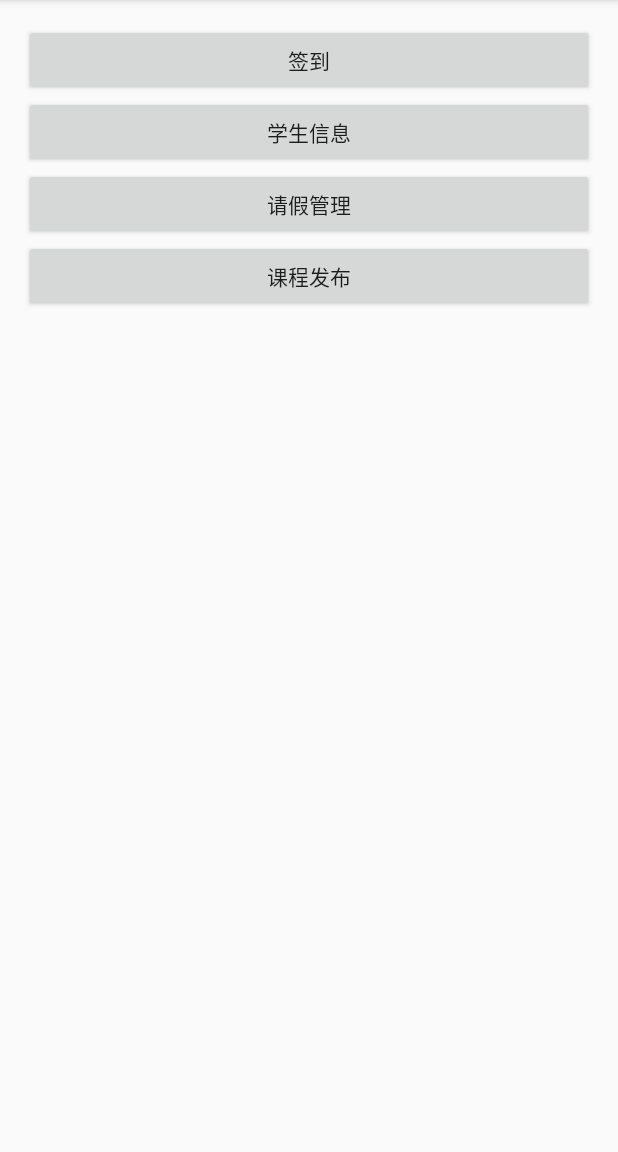
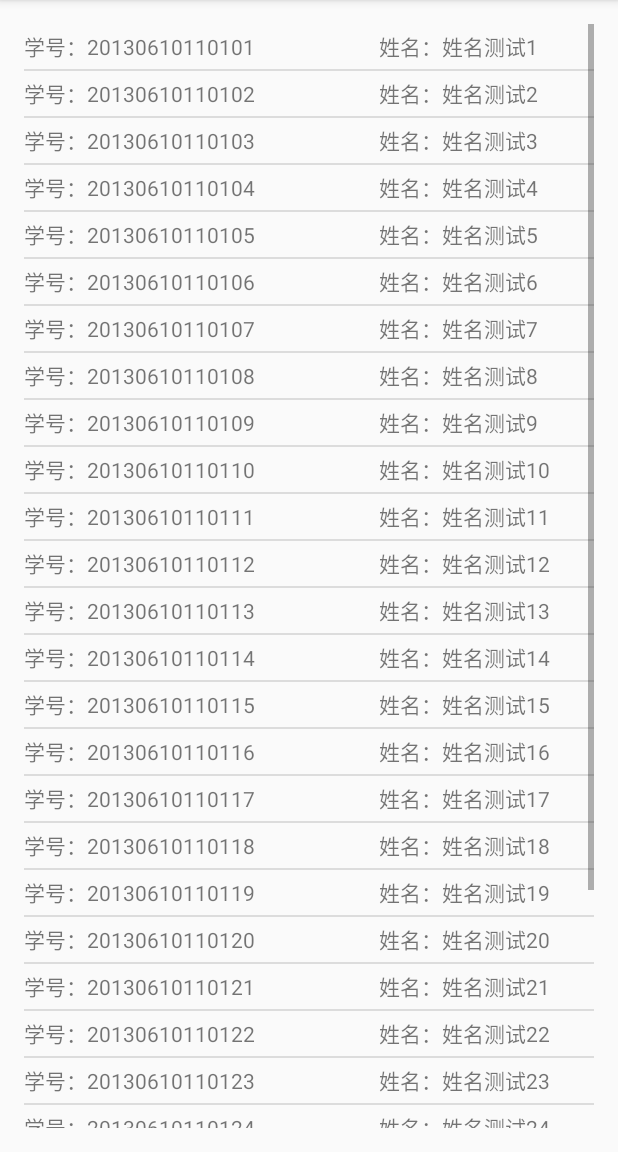
Before and after one commit to licaihui/TeacherDemo, an Android app: the ControlActivity screen opened directly, with no data from a screen before it, after a tap on "学生信息", on a phone screen of 412 x 824 dp, the part 84-1236 px from its top. Run offline under Robolectric (Android 15) with nearby library versions, the phone set to English and light mode, and no system bars.

Commit message:
完成学生信息管理模块，修复一些bug

```diff
--- a/app/src/main/AndroidManifest.xml
+++ b/app/src/main/AndroidManifest.xml
@@ -18,6 +18,10 @@
         <activity android:name=".ControlActivity"></activity>
 
         <activity android:name=".SignActivity"></activity>
+
+        <activity android:name=".ManageStuInfoActivity"></activity>
+
+        <activity android:name=".ManageStuInfoDetail"></activity>
     </application>
 
 </manifest>
--- /dev/null
+++ b/app/src/main/java/com/wnagzihxain/teacherdemo/ClassmanageStuInfo.java
@@ -0,0 +1,45 @@
+package com.wnagzihxain.teacherdemo;
+
+import android.os.Parcelable;
+
+import java.io.Serializable;
+
+/**
+ * Created by wangz on 2016/11/6 0006.
+ */
+
+public class ClassmanageStuInfo implements Serializable{
+    private String StuID;
+    private String StuName;
+    private String PhoneNumber;
+    private String Sex;
+    private int Age;
+
+    public ClassmanageStuInfo(String StuID, String StuName, String PhoneNumber, String Sex, int Age){
+        this.StuID = StuID;
+        this.StuName = StuName;
+        this.PhoneNumber = PhoneNumber;
+        this.Sex = Sex;
+        this.Age = Age;
+    }
+
+    public String getStuID(){
+        return this.StuID;
+    }
+
+    public String getStuName(){
+        return this.StuName;
+    }
+
+    public String getPhoneNumber(){
+        return this.PhoneNumber;
+    }
+
+    public String getSex(){
+        return this.Sex;
+    }
+
+    public int getAge(){
+        return this.Age;
+    }
+}
--- /dev/null
+++ b/app/src/main/java/com/wnagzihxain/teacherdemo/ClassmanageStuInfoAdapter.java
@@ -0,0 +1,34 @@
+package com.wnagzihxain.teacherdemo;
+
+import android.content.Context;
+import android.view.LayoutInflater;
+import android.view.View;
+import android.view.ViewGroup;
+import android.widget.ArrayAdapter;
+import android.widget.TextView;
+
+import java.util.List;
+
+/**
+ * Created by wangz on 2016/11/6 0006.
+ */
+
+public class ClassmanageStuInfoAdapter extends ArrayAdapter<ClassmanageStuInfo> {
+    private int resourceID;
+
+    public ClassmanageStuInfoAdapter(Context context, int textViewResourceID, List<ClassmanageStuInfo> objects) {
+        super(context, textViewResourceID, objects);
+        resourceID = textViewResourceID;
+    }
+
+    @Override
+    public View getView(int position, View convertView, ViewGroup parent) {
+        ClassmanageStuInfo manageStuInfo = getItem(position);
+        View view = LayoutInflater.from(getContext()).inflate(resourceID, null);
+        TextView tv_manage_StuID = (TextView)view.findViewById(R.id.tv_manage_StuID);
+        TextView tv_manage_StuName = (TextView)view.findViewById(R.id.tv_manage_StuName);
+        tv_manage_StuID.setText("学号：" + manageStuInfo.getStuID().toString());
+        tv_manage_StuName.setText("姓名：" + manageStuInfo.getStuName().toString());
+        return view;
+    }
+}
--- a/app/src/main/java/com/wnagzihxain/teacherdemo/ClasssignstuInfo.java
+++ b/app/src/main/java/com/wnagzihxain/teacherdemo/ClasssignstuInfo.java
@@ -15,10 +15,10 @@ public class ClasssignstuInfo {
     }
 
     public String getStuID(){
-        return StuID;
+        return this.StuID;
     }
 
     public String getStuName(){
-        return StuName;
+        return this.StuName;
     }
 }
--- a/app/src/main/java/com/wnagzihxain/teacherdemo/ControlActivity.java
+++ b/app/src/main/java/com/wnagzihxain/teacherdemo/ControlActivity.java
@@ -37,7 +37,8 @@ public class ControlActivity extends AppCompatActivity{
         bt_stuInfo.setOnClickListener(new View.OnClickListener() {
             @Override
             public void onClick(View v) {
-
+                Intent intent = new Intent(ControlActivity.this, ManageStuInfoActivity.class);
+                startActivity(intent);
             }
         });
 
@@ -45,7 +46,8 @@ public class ControlActivity extends AppCompatActivity{
         bt_vacate.setOnClickListener(new View.OnClickListener() {
             @Override
             public void onClick(View v) {
-
+                //Intent intent = new Intent(ControlActivity.this, );
+                //startActivity(intent);
             }
         });
 
@@ -53,7 +55,8 @@ public class ControlActivity extends AppCompatActivity{
         bt_pushClass.setOnClickListener(new View.OnClickListener() {
             @Override
             public void onClick(View v) {
-
+                //Intent intent = new Intent(ControlActivity.this, );
+                //startActivity(intent);
             }
         });
 
--- a/app/src/main/java/com/wnagzihxain/teacherdemo/MainActivity.java
+++ b/app/src/main/java/com/wnagzihxain/teacherdemo/MainActivity.java
@@ -29,7 +29,7 @@ public class MainActivity extends AppCompatActivity {
             public void onClick(View v) {
                 /**Socket Connect to Server**/
                 if(ed_username.getText().toString().trim().equals("") || ed_password.getText().toString().trim().equals("")){
-                    Toast.makeText(MainActivity.this, "用户名或密码不能为空！", Toast.LENGTH_LONG).show();
+                    Toast.makeText(MainActivity.this, "用户名或密码不能为空！", Toast.LENGTH_SHORT).show();
                 }
                 else {
                     Intent intent = new Intent(MainActivity.this, ControlActivity.class);
--- /dev/null
+++ b/app/src/main/java/com/wnagzihxain/teacherdemo/ManageStuInfoActivity.java
@@ -0,0 +1,68 @@
+package com.wnagzihxain.teacherdemo;
+
+import android.content.Intent;
+import android.os.Bundle;
+import android.support.v7.app.AppCompatActivity;
+import android.view.View;
+import android.widget.AdapterView;
+import android.widget.Button;
+import android.widget.ListView;
+import android.widget.Toast;
+
+import java.util.ArrayList;
+import java.util.List;
+
+/**
+ * Created by wangz on 2016/11/6 0006.
+ */
+
+public class ManageStuInfoActivity extends AppCompatActivity {
+
+    List<ClassmanageStuInfo> StuList = new ArrayList<ClassmanageStuInfo>();
+    ListView lv_managestuinfo;
+    public final static String KEY = "ManageStuInfoKEY";
+
+    protected void onCreate(Bundle savedInstanceState) {
+        super.onCreate(savedInstanceState);
+        setContentView(R.layout.activity_managestuinfo);
+
+        lv_managestuinfo = (ListView)findViewById(R.id.lv_managestuinfo);
+        initStuInfo();
+        final ClassmanageStuInfoAdapter adapter = new ClassmanageStuInfoAdapter(ManageStuInfoActivity.this, R.layout.manage_stuinfo_item, StuList);
+        lv_managestuinfo.setAdapter(adapter);
+
+        lv_managestuinfo.setOnItemClickListener(new AdapterView.OnItemClickListener() {
+            @Override
+            public void onItemClick(AdapterView<?> parent, View view, int position, long id) {
+                ClassmanageStuInfo manageStuInfo = (ClassmanageStuInfo)adapter.getItem(position);
+                Toast.makeText(ManageStuInfoActivity.this, manageStuInfo.getStuName().toString(), Toast.LENGTH_SHORT).show();
+                Intent intent = new Intent(ManageStuInfoActivity.this, ManageStuInfoDetail.class);
+                Bundle bundle = new Bundle();
+                bundle.putSerializable(KEY, manageStuInfo);
+                intent.putExtras(bundle);
+                startActivity(intent);
+            }
+        });
+    }
+
+    private void initStuInfo(){
+        ClassmanageStuInfo manageStuInfo;
+        for (int i = 1; i <= 30; i++){
+            if (i < 10){
+                manageStuInfo = new ClassmanageStuInfo("2013061011010" + String.valueOf(i),
+                        "姓名测试" + String.valueOf(i),
+                        "手机号测试" + String.valueOf(i),
+                        "性别测试" + String.valueOf(i),
+                        20);
+            }
+            else {
+                manageStuInfo = new ClassmanageStuInfo("201306101101" + String.valueOf(i),
+                        "姓名测试" + String.valueOf(i),
+                        "手机号测试" + String.valueOf(i),
+                        "性别测试" + String.valueOf(i),
+                        20);
+            }
+            StuList.add(manageStuInfo);
+        }
+    }
+}
--- /dev/null
+++ b/app/src/main/res/layout/activity_managestuinfo.xml
@@ -0,0 +1,21 @@
+<?xml version="1.0" encoding="utf-8"?>
+<RelativeLayout
+    android:id="@+id/activity_main"
+    xmlns:android="http://schemas.android.com/apk/res/android"
+    xmlns:tools="http://schemas.android.com/tools"
+    android:layout_width="match_parent"
+    android:layout_height="match_parent"
+    android:paddingBottom="@dimen/activity_vertical_margin"
+    android:paddingLeft="@dimen/activity_horizontal_margin"
+    android:paddingRight="@dimen/activity_horizontal_margin"
+    android:paddingTop="@dimen/activity_vertical_margin"
+    tools:context="com.wnagzihxain.teacherdemo.MainActivity">
+
+
+    <ListView
+        android:layout_width="match_parent"
+        android:layout_height="match_parent"
+        android:layout_alignParentTop="true"
+        android:layout_alignParentEnd="true"
+        android:id="@+id/lv_managestuinfo"/>
+</RelativeLayout>
--- a/app/src/main/res/layout/activity_sign.xml
+++ b/app/src/main/res/layout/activity_sign.xml
@@ -18,7 +18,7 @@
 
         <ListView
             android:layout_width="match_parent"
-            android:layout_height="wrap_content"
+            android:layout_height="570dp"
             android:id="@+id/lv_sign"/>
     </LinearLayout>
 
--- /dev/null
+++ b/app/src/main/res/layout/manage_stuinfo_item.xml
@@ -0,0 +1,21 @@
+<?xml version="1.0" encoding="utf-8"?>
+<LinearLayout xmlns:android="http://schemas.android.com/apk/res/android"
+              android:layout_width="match_parent"
+              android:layout_height="match_parent">
+
+    <TextView
+        android:id="@+id/tv_manage_StuID"
+        android:layout_width="wrap_content"
+        android:layout_height="30dp"
+        android:gravity="center_vertical"
+        android:layout_weight="0.39"
+        />
+
+    <TextView
+        android:id="@+id/tv_manage_StuName"
+        android:layout_width="60sp"
+        android:layout_height="wrap_content"
+        android:layout_weight="0.39"
+        android:textAlignment="textStart"/>
+
+</LinearLayout>
```
Also changed, not shown: app/src/main/java/com/wnagzihxain/teacherdemo/ManageStuInfoDetail.java (added, +45 -0 lines), app/src/main/java/com/wnagzihxain/teacherdemo/SignActivity.java (+12 -7 lines), app/src/main/res/layout/activity_manage_stuinfo_detail.xml (added, +108 -0 lines), 1 other file.
